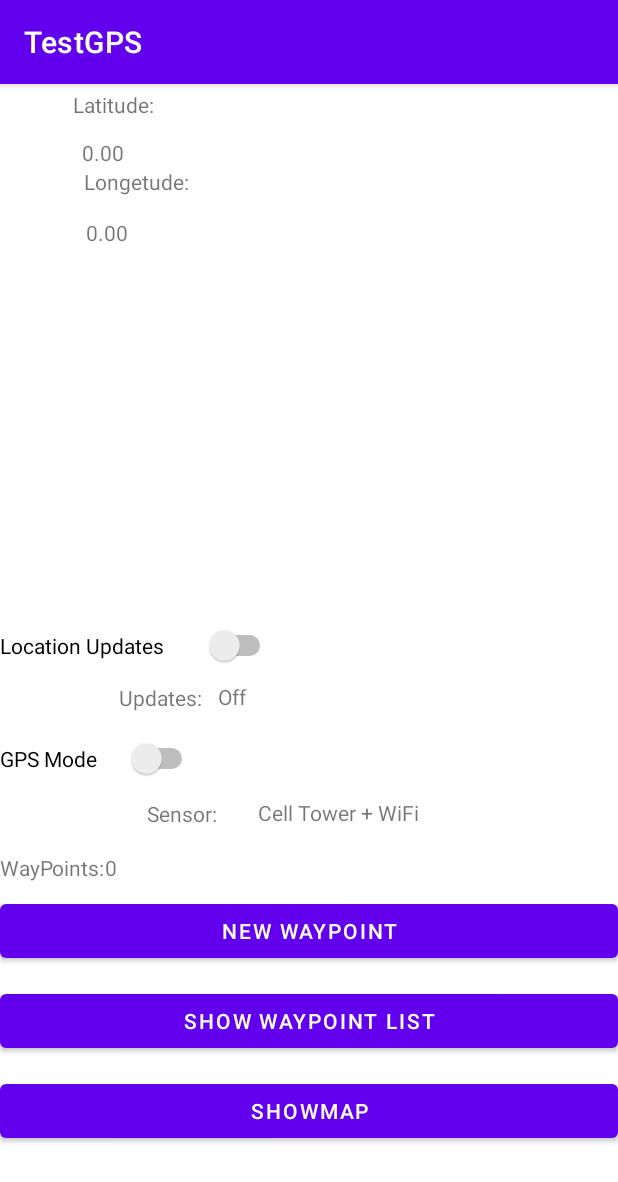
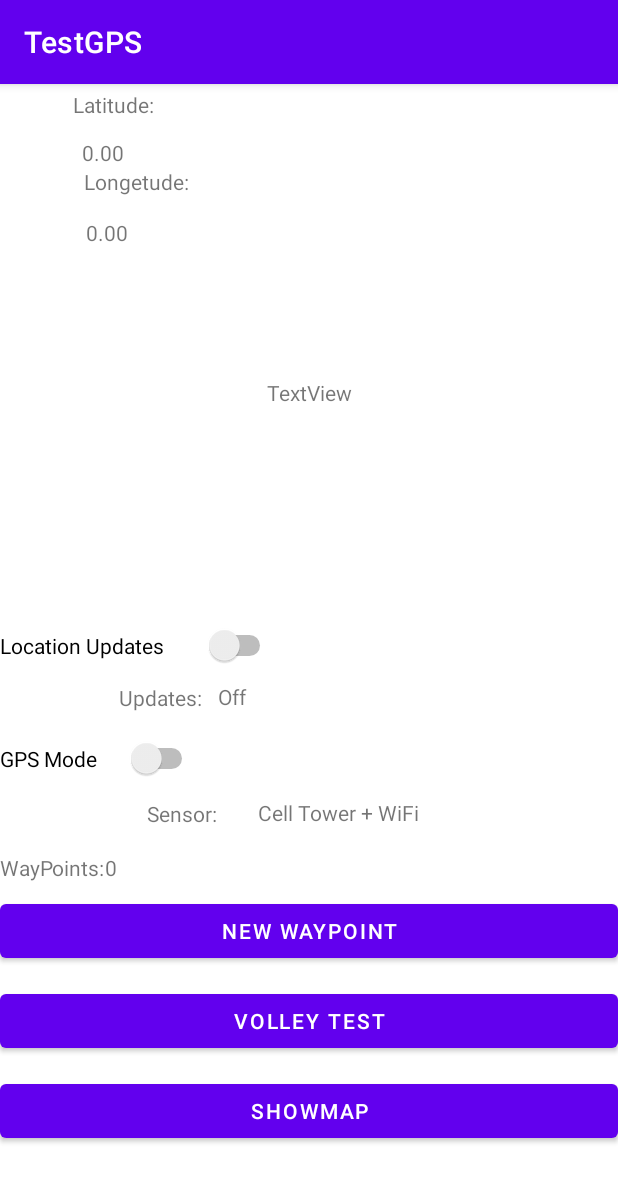
Before and after one commit to anthonynuss/K-Tag, an Android app: the screen it shows after launch (MainActivity), on a phone screen of 412 x 824 dp. Shown: the top 1182 px of the screen. Run offline under Robolectric (Android 15) with nearby library versions, the phone set to English and light mode, and no system bars.

Commit message:
Volley test button/text view

```diff
--- a/Frontend/TestGPS/app/src/main/AndroidManifest.xml
+++ b/Frontend/TestGPS/app/src/main/AndroidManifest.xml
@@ -30,7 +30,7 @@
         -->
         <meta-data
             android:name="com.google.android.geo.API_KEY"
-            android:value="@string/google_maps_key" />
+            android:value="AIzaSyAZ-5um2jtfxw54iQ8nEuWzdsCzgYbMkn8" />
 
         <activity
             android:name=".MapsActivity"
--- a/Frontend/TestGPS/app/src/main/java/com/example/testgps/MainActivity.java
+++ b/Frontend/TestGPS/app/src/main/java/com/example/testgps/MainActivity.java
@@ -38,7 +38,7 @@ public class MainActivity<LocationCallBack> extends AppCompatActivity {
     //and to switch between high performance and battery saver
     Switch s_Update, s_HighPerformance;
 
-    Button b_Waypoint, b_ShowMap;
+    Button b_Waypoint, b_ShowMap, b_VolleyTest;
 
     //variables to set the default and fast update intervals
     public static final int DEFAULT_UPDATE_INTERVAL = 1;
@@ -71,6 +71,7 @@ public class MainActivity<LocationCallBack> extends AppCompatActivity {
         s_HighPerformance = findViewById(R.id.switchBatterySaver);
         b_Waypoint = findViewById(R.id.buttonNewWaypoint);
         b_ShowMap = findViewById(R.id.buttonShowMap);
+        b_VolleyTest = findViewById(R.id.VolleyTest);
 
 
 
@@ -108,6 +109,9 @@ public class MainActivity<LocationCallBack> extends AppCompatActivity {
                 startActivity(i);
             }
         });
+
+
+
 
 
         s_HighPerformance.setOnClickListener(new View.OnClickListener() {
--- a/Frontend/TestGPS/app/src/main/res/layout/activity_main.xml
+++ b/Frontend/TestGPS/app/src/main/res/layout/activity_main.xml
@@ -209,11 +209,11 @@
         app:layout_constraintTop_toBottomOf="@+id/buttonNewWaypoint" />
 
     <Button
-        android:id="@+id/buttonShowWaypointList4"
+        android:id="@+id/VolleyTest"
         android:layout_width="0dp"
         android:layout_height="wrap_content"
         android:layout_marginTop="12dp"
-        android:text="Show Waypoint List"
+        android:text="Volley Test"
         app:layout_constraintBottom_toTopOf="@+id/buttonShowMap"
         app:layout_constraintEnd_toEndOf="parent"
         app:layout_constraintHorizontal_bias="0.0"
@@ -221,4 +221,16 @@
         app:layout_constraintTop_toBottomOf="@+id/buttonNewWaypoint"
         app:layout_constraintVertical_bias="0.0" />
 
+    <TextView
+        android:id="@+id/volleyRec"
+        android:layout_width="wrap_content"
+        android:layout_height="wrap_content"
+        android:text="TextView"
+        app:layout_constraintBottom_toBottomOf="parent"
+        app:layout_constraintEnd_toEndOf="parent"
+        app:layout_constraintHorizontal_bias="0.501"
+        app:layout_constraintStart_toStartOf="parent"
+        app:layout_constraintTop_toTopOf="parent"
+        app:layout_constraintVertical_bias="0.262" />
+
 </androidx.constraintlayout.widget.ConstraintLayout>
```
